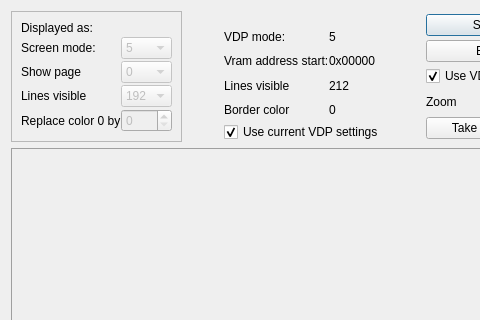
openMSX/debugger, file src/BitMapViewer.ui: the form before one commit; both pictures show x 0 to 480 and y 0 to 320 of the 604 by 619 pixel window.
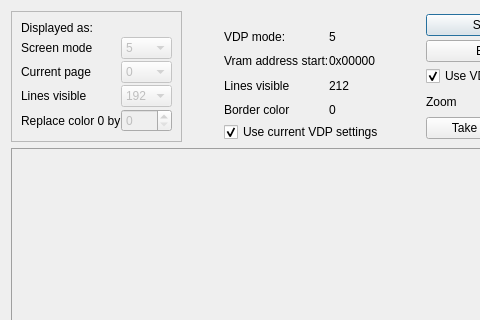
The form after the commit.

Commit message: Reset "Show page" only if "Use current VDP settings" is active

Diff of the .ui file:
```diff
--- a/src/BitMapViewer.ui
+++ b/src/BitMapViewer.ui
@@ -36,7 +36,7 @@
         <item row="1" column="0" >
          <widget class="QLabel" name="label" >
           <property name="text" >
-           <string>Screen mode:</string>
+           <string>Screen mode</string>
           </property>
          </widget>
         </item>
@@ -141,7 +141,7 @@
         <item row="2" column="0" >
          <widget class="QLabel" name="label_2" >
           <property name="text" >
-           <string>Show page</string>
+           <string>Current page</string>
           </property>
          </widget>
         </item>
```
Left out of the diff: 2 changed lines with no effect on the pictures. The commit also changes 2 other files.
